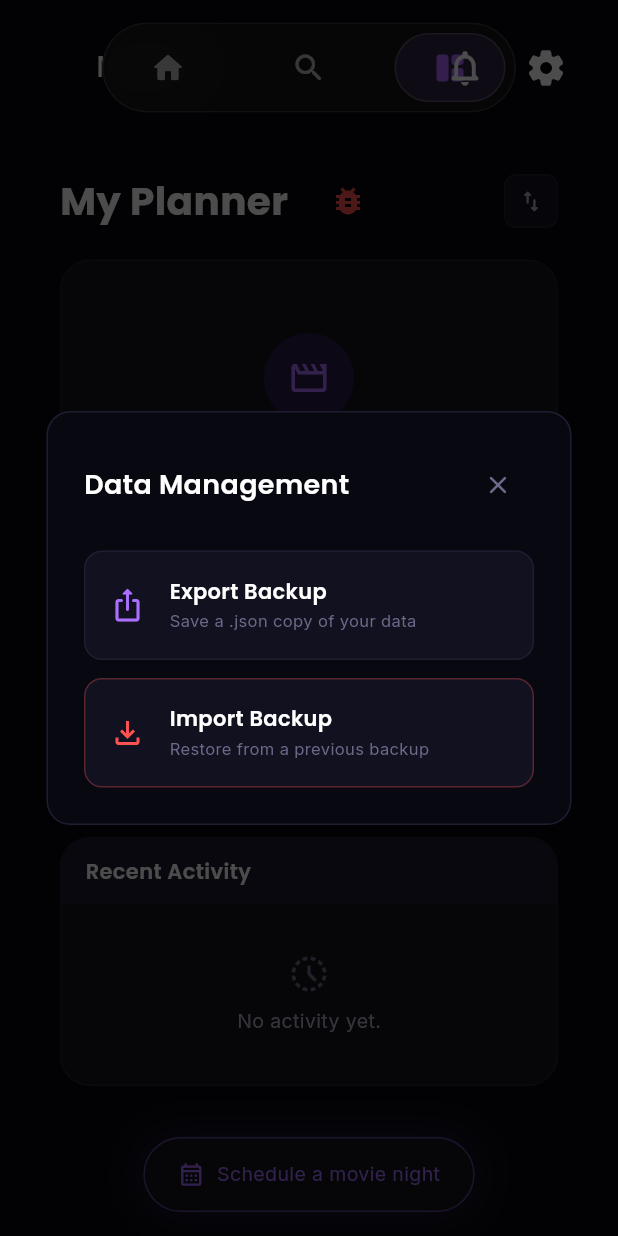
After one commit to ladajules/MovieIt, a Flutter app: the PlannerScreen screen opened by its route, scrolled down 1436 dp, after a tap on the "import export" icon, on a phone screen of 412 x 824 dp. The commit adds this screen. Run offline on Flutter 3.47's test engine with Material 3 defaults, Android fonts, the phone set to English and light mode, and no system bars; our stand-ins replace file_picker, go_router, google_fonts, hive, hive_flutter, logger and 2 more; missing offline and left inert: dart:html; accounts and stored records are empty; network calls fail.

Commit message:
feat: user can now import/export planners

```diff
--- a/lib/screens/planner_screen.dart
+++ b/lib/screens/planner_screen.dart
@@ -1,4 +1,5 @@
 import 'package:flutter/material.dart';
+import 'package:movieit/widgets/import_export_modal.dart';
 import '../../theme/app_colors.dart';
 import '../../theme/app_styles.dart';
 
@@ -76,7 +77,15 @@ class _TopBar extends StatelessWidget {
           // ======================================================================
 
           const Spacer(),
-          Container(
+          GestureDetector(
+            onTap: () {
+              showDialog(
+                context: context,
+                barrierColor: Colors.black.withOpacity(0.7),
+                builder: (context) => const ImportExportModal(),
+              );
+            },
+            child: Container(
               width: 36,
               height: 36,
               decoration: BoxDecoration(
@@ -85,6 +94,7 @@ class _TopBar extends StatelessWidget {
                 border: Border.all(color: AppColors.cardBorder),
               ),
               child: const Icon(Icons.import_export_rounded, color: AppColors.textSecondary, size: 18),
+            ),
           ),
         ],
       ),
--- /dev/null
+++ b/lib/widgets/import_export_modal.dart
@@ -0,0 +1,140 @@
+import 'package:flutter/material.dart';
+import '../theme/app_colors.dart';
+import '../theme/app_styles.dart';
+import '../services/local_db_service.dart';
+
+class ImportExportModal extends StatefulWidget {
+  const ImportExportModal({super.key});
+
+  @override
+  State<ImportExportModal> createState() => _ImportExportModalState();
+}
+
+class _ImportExportModalState extends State<ImportExportModal> {
+  bool _isLoading = false;
+
+  Future<void> _handleExport() async {
+    setState(() => _isLoading = true);
+    try {
+      await LocalDbService().exportDatabase();
+      if (mounted) Navigator.pop(context);
+      // TODO: notif of export successful
+    } catch (e) {
+      // TODO: notif of export failed
+    } finally {
+      if (mounted) setState(() => _isLoading = false);
+    }
+  }
+
+  Future<void> _handleImport() async {
+    setState(() => _isLoading = true);
+    try {
+      final success = await LocalDbService().importDatabase();
+      if (mounted) Navigator.pop(context);
+      // TODO: notif of import successful
+    } catch (e) {
+      // TODO: notif of import failed
+    } finally {
+      if (mounted) setState(() => _isLoading = false);
+    }
+  }
+
+  @override
+  Widget build(BuildContext context) {
+    return Dialog(
+      backgroundColor: Colors.transparent,
+      insetPadding: const EdgeInsets.all(20),
+      child: Container(
+        width: 350,
+        padding: const EdgeInsets.all(24),
+        decoration: BoxDecoration(
+          color: AppColors.plannerBg,
+          borderRadius: BorderRadius.circular(16),
+          border: Border.all(color: AppColors.cardBorder),
+        ),
+        child: Column(
+          mainAxisSize: MainAxisSize.min,
+          crossAxisAlignment: CrossAxisAlignment.start,
+          children: [
+            Row(
+              mainAxisAlignment: MainAxisAlignment.spaceBetween,
+              children: [
+                Text('Data Management', style: AppStyles.heading(size: 18)),
+                IconButton(
+                  icon: const Icon(Icons.close_rounded, color: AppColors.textMuted, size: 20),
+                  onPressed: () => Navigator.pop(context),
+                  splashRadius: 20,
+                ),
+              ],
+            ),
+            const SizedBox(height: 20),
+
+            if (_isLoading)
+              const Center(child: Padding(
+                padding: EdgeInsets.all(24.0),
+                child: CircularProgressIndicator(color: AppColors.softPeriwinkle),
+              ))
+            else ...[
+              _ActionButton(
+                icon: Icons.ios_share_rounded,
+                title: 'Export Backup',
+                subtitle: 'Save a .json copy of your data',
+                onTap: _handleExport,
+              ),
+              const SizedBox(height: 12),
+              _ActionButton(
+                icon: Icons.file_download_outlined,
+                title: 'Import Backup',
+                subtitle: 'Restore from a previous backup',
+                onTap: _handleImport,
+                isDanger: true,
+              ),
+            ]
+          ],
+        ),
+      ),
+    );
+  }
+}
+
+class _ActionButton extends StatelessWidget {
+  final IconData icon;
+  final String title;
+  final String subtitle;
+  final VoidCallback onTap;
+  final bool isDanger;
+
+  const _ActionButton({required this.icon, required this.title, required this.subtitle, required this.onTap, this.isDanger = false});
+
+  @override
+  Widget build(BuildContext context) {
+    return InkWell(
+      onTap: onTap,
+      borderRadius: BorderRadius.circular(12),
+      child: Container(
+        padding: const EdgeInsets.all(16),
+        decoration: BoxDecoration(
+          color: AppColors.plannerSurface,
+          borderRadius: BorderRadius.circular(12),
+          border: Border.all(color: isDanger ? Colors.redAccent.withOpacity(0.3) : AppColors.cardBorder),
+        ),
+        child: Row(
+          children: [
+            Icon(icon, color: isDanger ? Colors.redAccent : AppColors.softPeriwinkle, size: 24),
+            const SizedBox(width: 16),
+            Expanded(
+              child: Column(
+                crossAxisAlignment: CrossAxisAlignment.start,
+                children: [
+                  Text(title, style: AppStyles.heading(size: 14)),
+                  const SizedBox(height: 2),
+                  Text(subtitle, style: AppStyles.body(size: 11, color: AppColors.textMuted)),
+                ],
+              ),
+            ),
+          ],
+        ),
+      ),
+    );
+  }
+}
--- a/pubspec.yaml
+++ b/pubspec.yaml
@@ -29,6 +29,7 @@ environment:
 # versions available, run `flutter pub outdated`.
 dependencies:
 
+  file_picker: ^3.0.4
   flutter:
     sdk: flutter
 
```
Also changed, not shown: lib/services/local_db_service.dart (+130 -0 lines), lib/models/user_preferences.g.dart, lib/models/user_stats.g.dart, pubspec.lock. Lines whose indentation alone changed are shown as unchanged.
